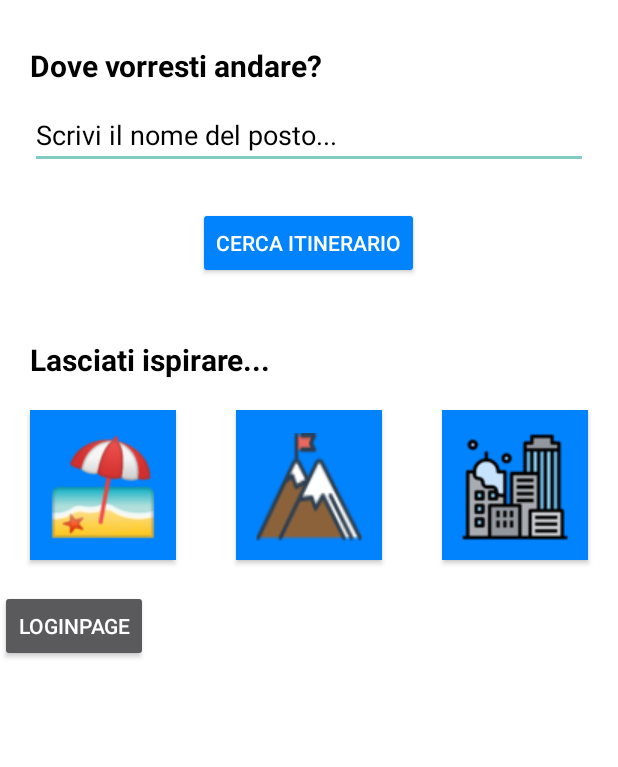
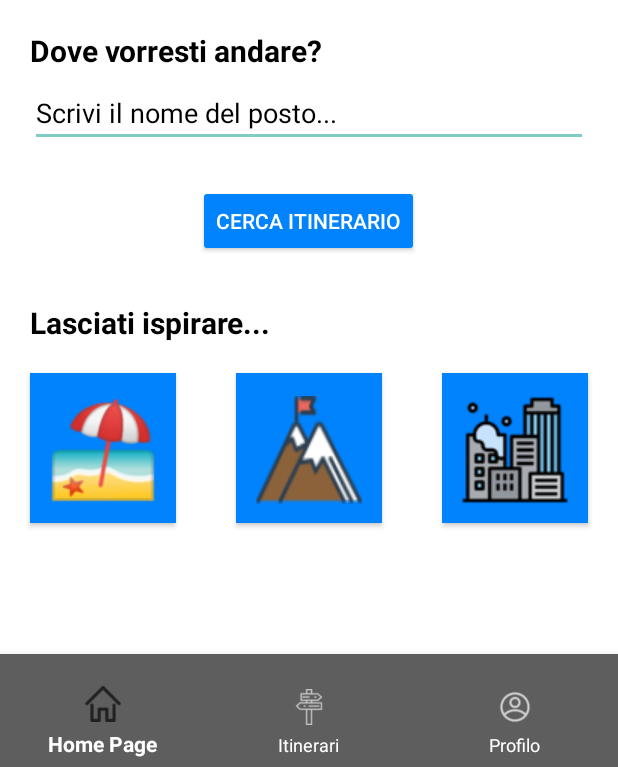
Before and after one commit to tpRizzoli/Gulliver, an Android app: the screen it shows after launch (MainActivity), on a phone screen of 412 x 824 dp, the part 469-1236 px from its top. Run offline under Robolectric (Android 15) with nearby library versions, the phone set to English and light mode, and no system bars.

Commit message:
aggiunto fragment (Navbar sotto) e modificato le icone (sempre del fragment)

```diff
--- /dev/null
+++ b/Android/app/src/main/java/com/example/gulliver/FirstFragment.java
@@ -0,0 +1,21 @@
+package com.example.gulliver;
+
+import android.os.Bundle;
+
+import androidx.fragment.app.Fragment;
+
+import android.view.LayoutInflater;
+import android.view.View;
+import android.view.ViewGroup;
+
+public class FirstFragment extends Fragment {
+
+    public FirstFragment() {
+    }
+
+    @Override
+    public View onCreateView(LayoutInflater inflater, ViewGroup container,
+                             Bundle savedInstanceState) {
+        return inflater.inflate(R.layout.fragment_first, container, false);
+    }
+}
--- a/Android/app/src/main/java/com/example/gulliver/MainActivity.java
+++ b/Android/app/src/main/java/com/example/gulliver/MainActivity.java
@@ -1,26 +1,60 @@
 package com.example.gulliver;
 
-import android.content.Intent;
 import android.os.Bundle;
-import android.view.View;
-import android.widget.Button;
+import android.view.MenuItem;
 
+import androidx.activity.EdgeToEdge;
 import androidx.appcompat.app.AppCompatActivity;
+import androidx.core.graphics.Insets;
+import androidx.core.view.ViewCompat;
+import androidx.core.view.WindowInsetsCompat;
+import androidx.fragment.app.Fragment;
 
-public class MainActivity extends AppCompatActivity {
+import com.google.android.material.bottomnavigation.BottomNavigationView;
+
+public class MainActivity extends AppCompatActivity
+        implements BottomNavigationView
+        .OnNavigationItemSelectedListener {
+
+    BottomNavigationView bottomNavigationView;
+    FirstFragment firstFragment = new FirstFragment();
+    SecondFragment secondFragment = new SecondFragment();
+    ThirdFragment thirdFragment = new ThirdFragment();
+
 
     @Override
     protected void onCreate(Bundle savedInstanceState) {
         super.onCreate(savedInstanceState);
         setContentView(R.layout.activity_main);
 
-        Button btnOpenActivity = findViewById(R.id.btnLoginPage);
-        btnOpenActivity.setOnClickListener(new View.OnClickListener() {
-            @Override
-            public void onClick(View v) {
-                Intent activity = new Intent(MainActivity.this, LoginActivity.class);
-                startActivity(activity);
-            }
-        });
+        bottomNavigationView
+                = findViewById(R.id.bottomNavigationView);
+
+        bottomNavigationView
+                .setOnNavigationItemSelectedListener(this);
+        bottomNavigationView.setSelectedItemId(R.id.homePage);
+    }
+
+    @Override
+    public boolean
+    onNavigationItemSelected(MenuItem item) {
+        Fragment frag = null;
+        int id = item.getItemId();
+
+        if (id == R.id.homePage)
+            frag = firstFragment;
+
+        if (id == R.id.itinerari)
+            frag = secondFragment;
+
+        if (id == R.id.profilo)
+            frag = thirdFragment;
+
+        assert frag != null;
+        getSupportFragmentManager()
+                .beginTransaction()
+                .replace(R.id.flFragment, frag)
+                .commit();
+        return true;
     }
 }
--- /dev/null
+++ b/Android/app/src/main/java/com/example/gulliver/SecondFragment.java
@@ -0,0 +1,21 @@
+package com.example.gulliver;
+
+import android.os.Bundle;
+
+import androidx.fragment.app.Fragment;
+
+import android.view.LayoutInflater;
+import android.view.View;
+import android.view.ViewGroup;
+
+public class SecondFragment extends Fragment {
+
+    public SecondFragment() {
+    }
+
+    @Override
+    public View onCreateView(LayoutInflater inflater, ViewGroup container,
+                             Bundle savedInstanceState) {
+        return inflater.inflate(R.layout.fragment_second, container, false);
+    }
+}
--- /dev/null
+++ b/Android/app/src/main/java/com/example/gulliver/ThirdFragment.java
@@ -0,0 +1,20 @@
+package com.example.gulliver;
+
+import android.os.Bundle;
+import androidx.fragment.app.Fragment;
+import android.view.LayoutInflater;
+import android.view.View;
+import android.view.ViewGroup;
+
+public class ThirdFragment extends Fragment {
+
+    public ThirdFragment() {
+
+    }
+
+    @Override
+    public View onCreateView(LayoutInflater inflater, ViewGroup container,
+        Bundle savedInstanceState) {
+        return inflater.inflate(R.layout.fragment_third, container, false);
+    }
+}
--- a/Android/app/src/main/res/layout/activity_login.xml
+++ b/Android/app/src/main/res/layout/activity_login.xml
@@ -112,6 +112,4 @@
         />
 
 
-
-
 </LinearLayout>
--- a/Android/app/src/main/res/layout/activity_main.xml
+++ b/Android/app/src/main/res/layout/activity_main.xml
@@ -9,150 +9,36 @@
     android:background="@color/white"
     android:orientation="vertical">
 
-    <LinearLayout
+
+    <androidx.constraintlayout.widget.ConstraintLayout
+        xmlns:app="http://schemas.android.com/apk/res-auto"
         android:layout_width="match_parent"
-        android:layout_height="wrap_content"
-        android:orientation="horizontal"
-        android:layout_marginTop="10dp"
-        android:layout_marginStart="20dp"
-        android:layout_marginEnd="20dp">
+        android:layout_height="match_parent"
+        tools:context=".MainActivity">
 
-        <ImageView
-            android:id="@+id/logoApp"
-            android:layout_width="100dp"
-            android:layout_height="100dp"
-            android:src="@drawable/logoapp"
-            android:layout_marginEnd="20dp"/>
+        <FrameLayout
+            android:id="@+id/flFragment"
+            android:layout_width="match_parent"
+            android:layout_height="0dp"
+            app:layout_constraintBottom_toTopOf="@+id/bottomNavigationView"
+            app:layout_constraintEnd_toEndOf="parent"
+            app:layout_constraintHorizontal_bias="0.5"
+            app:layout_constraintStart_toStartOf="parent"
+            app:layout_constraintTop_toTopOf="parent" />
 
-        <TextView
-            android:layout_width="wrap_content"
-            android:layout_height="wrap_content"
-            android:text="Gulliver"
-            android:layout_gravity="center_vertical"
-            android:textColor="@color/black"
-            android:textSize="50sp"
-            android:textStyle="bold"/>
+        <com.google.android.material.bottomnavigation.BottomNavigationView
+            android:id="@+id/bottomNavigationView"
+            android:layout_width="match_parent"
+            android:layout_height="75dp"
+            app:layout_constraintBottom_toBottomOf="parent"
+            app:layout_constraintEnd_toEndOf="parent"
+            app:layout_constraintHorizontal_bias="0.5"
+            app:layout_constraintStart_toStartOf="parent"
+            app:menu="@menu/bottom_nav_menu"
+            app:itemTextColor="@color/white"
+            android:background="@color/grigioscuro"
+            android:paddingTop="15dp"/>
 
-    </LinearLayout>
-
-    <TextView
-        android:id="@+id/txt1"
-        android:layout_width="wrap_content"
-        android:layout_height="wrap_content"
-        android:text="Itinerari in evidenza"
-        android:textColor="@color/black"
-        android:textSize="20sp"
-        android:textStyle="bold"
-        android:layout_marginTop="30dp"
-        android:layout_marginStart="20dp"
-        />
-
-    <!-- itinerari in evidenza con img -->
-    <ImageView
-        android:layout_width="wrap_content"
-        android:layout_height="79dp"
-        android:layout_gravity="center_horizontal"
-        android:layout_marginStart="20dp"
-        android:layout_marginTop="10dp"
-        android:layout_marginEnd="20dp"
-        android:contentDescription="logoApp"
-        android:src="@drawable/logoapp"
-        />
-
-    <TextView
-        android:id="@+id/txt2"
-        android:layout_width="wrap_content"
-        android:layout_height="wrap_content"
-        android:text="Dove vorresti andare?"
-        android:textColor="@color/black"
-        android:textSize="20sp"
-        android:textStyle="bold"
-        android:layout_marginTop="30dp"
-        android:layout_marginStart="20dp"
-        />
-
-    <EditText
-        android:layout_width="match_parent"
-        android:layout_height="wrap_content"
-        android:hint="Scrivi il nome del posto..."
-        android:textColorHint="@color/black"
-        android:textColor="#000000"
-        android:layout_marginTop="10dp"
-        android:layout_marginStart="20dp"
-        android:layout_marginEnd="20dp"
-    />
-
-    <Button
-        android:id="@+id/btnCercaItinerario"
-        android:layout_width="wrap_content"
-        android:layout_height="wrap_content"
-        android:text="Cerca itinerario"
-        android:layout_marginTop="25dp"
-        android:layout_marginStart="20dp"
-        android:layout_marginEnd="20dp"
-        android:textColor="@color/white"
-        android:backgroundTint="@color/azzurro"
-        android:layout_gravity="center_horizontal"
-    />
-
-    <TextView
-
-        android:id="@+id/txt3"
-        android:layout_width="wrap_content"
-        android:layout_height="wrap_content"
-        android:text="Lasciati ispirare..."
-        android:textColor="@color/black"
-        android:textSize="20sp"
-        android:textStyle="bold"
-        android:layout_marginTop="40dp"
-        android:layout_marginStart="20dp"
-        />
-
-    <LinearLayout
-        android:layout_width="match_parent"
-        android:layout_height="wrap_content"
-        android:orientation="horizontal"
-        android:weightSum="3">
-
-        <Button
-            android:id="@+id/imageMare"
-            android:layout_weight="1"
-            android:layout_width="0dp"
-            android:layout_height="100dp"
-            android:layout_margin="20dp"
-            android:background="@color/azzurro"
-            android:drawableTop="@drawable/spiaggia"
-            android:padding="15dp" />
-
-        <Button
-            android:id="@+id/imageMontagna"
-            android:layout_weight="1"
-            android:layout_width="0dp"
-            android:layout_height="100dp"
-            android:layout_margin="20dp"
-            android:background="@color/azzurro"
-            android:drawableTop="@drawable/montagna"
-            android:padding="15dp" />
-
-        <Button
-            android:id="@+id/imageCitta"
-            android:layout_weight="1"
-            android:layout_width="0dp"
-            android:layout_height="100dp"
-            android:layout_margin="20dp"
-            android:background="@color/azzurro"
-            android:drawableTop="@drawable/citta"
-            android:padding="15dp" />
-
-
-    </LinearLayout>
-
-    <Button
-        android:id="@+id/btnLoginPage"
-        android:layout_width="wrap_content"
-        android:layout_height="wrap_content"
-        android:text="LoginPage"/>
-
-
+    </androidx.constraintlayout.widget.ConstraintLayout>
 
 </LinearLayout>
--- /dev/null
+++ b/Android/app/src/main/res/layout/fragment_first.xml
@@ -0,0 +1,149 @@
+<?xml version="1.0" encoding="utf-8"?>
+<LinearLayout
+    xmlns:android="http://schemas.android.com/apk/res/android"
+    xmlns:tools="http://schemas.android.com/tools"
+    android:id="@+id/main"
+    android:layout_width="match_parent"
+    android:layout_height="match_parent"
+    tools:context=".MainActivity"
+    android:background="@color/white"
+    android:orientation="vertical">
+
+    <LinearLayout
+        android:layout_width="match_parent"
+        android:layout_height="wrap_content"
+        android:orientation="horizontal"
+        android:layout_marginTop="10dp"
+        android:layout_marginStart="20dp"
+        android:layout_marginEnd="20dp">
+
+        <ImageView
+            android:id="@+id/logoApp"
+            android:layout_width="100dp"
+            android:layout_height="100dp"
+            android:src="@drawable/logoapp"
+            android:layout_marginEnd="20dp"/>
+
+        <TextView
+            android:layout_width="wrap_content"
+            android:layout_height="wrap_content"
+            android:text="Gulliver"
+            android:layout_gravity="center_vertical"
+            android:textColor="@color/black"
+            android:textSize="50sp"
+            android:textStyle="bold"/>
+
+    </LinearLayout>
+
+    <TextView
+        android:id="@+id/txt1"
+        android:layout_width="wrap_content"
+        android:layout_height="wrap_content"
+        android:text="Itinerari in evidenza"
+        android:textColor="@color/black"
+        android:textSize="20sp"
+        android:textStyle="bold"
+        android:layout_marginTop="30dp"
+        android:layout_marginStart="20dp"
+        />
+
+    <!-- itinerari in evidenza con img -->
+    <ImageView
+        android:layout_width="wrap_content"
+        android:layout_height="79dp"
+        android:layout_gravity="center_horizontal"
+        android:layout_marginStart="20dp"
+        android:layout_marginTop="10dp"
+        android:layout_marginEnd="20dp"
+        android:contentDescription="logoApp"
+        android:src="@drawable/logoapp"
+        />
+
+    <TextView
+        android:id="@+id/txt2"
+        android:layout_width="wrap_content"
+        android:layout_height="wrap_content"
+        android:text="Dove vorresti andare?"
+        android:textColor="@color/black"
+        android:textSize="20sp"
+        android:textStyle="bold"
+        android:layout_marginTop="20dp"
+        android:layout_marginStart="20dp"
+        />
+
+    <EditText
+        android:layout_width="match_parent"
+        android:layout_height="wrap_content"
+        android:hint="Scrivi il nome del posto..."
+        android:textColorHint="@color/black"
+        android:textColor="#000000"
+        android:layout_marginTop="5dp"
+        android:layout_marginStart="20dp"
+        android:layout_marginEnd="20dp"
+        />
+
+    <Button
+        android:id="@+id/btnCercaItinerario"
+        android:layout_width="wrap_content"
+        android:layout_height="wrap_content"
+        android:text="Cerca itinerario"
+        android:layout_marginTop="25dp"
+        android:layout_marginStart="20dp"
+        android:layout_marginEnd="20dp"
+        android:textColor="@color/white"
+        android:backgroundTint="@color/azzurro"
+        android:layout_gravity="center_horizontal"
+        />
+
+    <TextView
+        android:id="@+id/txt3"
+        android:layout_width="wrap_content"
+        android:layout_height="wrap_content"
+        android:text="Lasciati ispirare..."
+        android:textColor="@color/black"
+        android:textSize="20sp"
+        android:textStyle="bold"
+        android:layout_marginTop="30dp"
+        android:layout_marginStart="20dp"
+        />
+
+    <LinearLayout
+        android:layout_width="match_parent"
+        android:layout_height="wrap_content"
+        android:orientation="horizontal"
+        android:weightSum="3">
+
+        <Button
+            android:id="@+id/imageMare"
+            android:layout_weight="1"
+            android:layout_width="0dp"
+            android:layout_height="100dp"
+            android:layout_margin="20dp"
+            android:background="@color/azzurro"
+            android:drawableTop="@drawable/spiaggia"
+            android:padding="15dp" />
+
+        <Button
+            android:id="@+id/imageMontagna"
+            android:layout_weight="1"
+            android:layout_width="0dp"
+            android:layout_height="100dp"
+            android:layout_margin="20dp"
+            android:background="@color/azzurro"
+            android:drawableTop="@drawable/montagna"
+            android:padding="15dp" />
+
+        <Button
+            android:id="@+id/imageCitta"
+            android:layout_weight="1"
+            android:layout_width="0dp"
+            android:layout_height="100dp"
+            android:layout_margin="20dp"
+            android:background="@color/azzurro"
+            android:drawableTop="@drawable/citta"
+            android:padding="15dp" />
+
+    </LinearLayout>
+
+
+</LinearLayout>
--- /dev/null
+++ b/Android/app/src/main/res/menu/bottom_nav_menu.xml
@@ -0,0 +1,15 @@
+<?xml version="1.0" encoding="utf-8"?>
+<menu xmlns:android="http://schemas.android.com/apk/res/android">
+    <item
+        android:id="@+id/homePage"
+        android:title="Home Page"
+        android:icon="@drawable/icohomepage"/>
+    <item
+        android:id="@+id/itinerari"
+        android:title="Itinerari"
+        android:icon="@drawable/icoitinerari"/>
+    <item
+        android:id="@+id/profilo"
+        android:title="Profilo"
+        android:icon="@drawable/icoprofilo"/>
+</menu>
```
Also changed, not shown: Android/app/src/main/res/layout/fragment_second.xml (added, +45 -0 lines), Android/app/src/main/res/layout/fragment_third.xml (added, +46 -0 lines), Android/app/src/main/res/drawable/icohomepage.png (added), Android/app/src/main/res/drawable/icoitinerari.png (added), Android/app/src/main/res/drawable/icoprofilo.png (added), Android/app/src/main/res/drawable/logogulliver.webp (deleted), Android/app/src/main/res/drawable/logogulliver2.png (deleted), Android/app/src/main/res/drawable/slogogulliver2.png (deleted).
